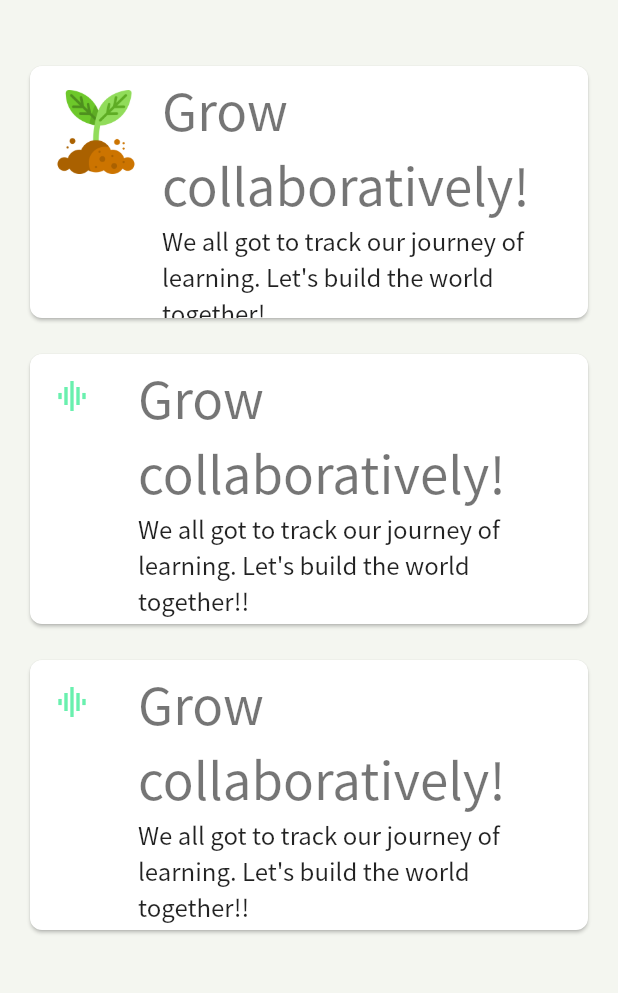
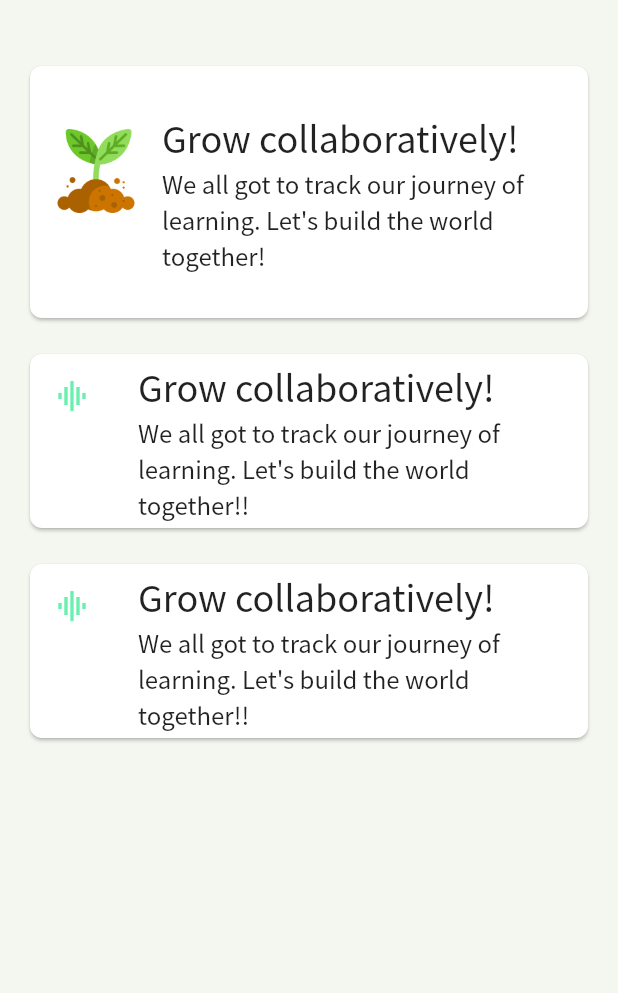
Before and after one commit to aliakbark/flutter_consciousness, a Flutter app: the Dashboard screen opened directly, on a phone screen of 412 x 824 dp, the part 201-1194 px from its top. Run offline on Flutter 3.47's test engine with Material 2 defaults, Android fonts, the phone set to English and light mode, and no system bars; drawn by our look-alikes of carousel_slider; our stand-ins replace bottom_navy_bar, cloud_firestore, community_material_icon, dio, firebase_auth, rxdart and 3 more; missing offline and left inert: country_pickers; accounts and stored records are empty.

Commit message:
dashboard

```diff
--- a/lib/src/ui/screens/dashboard/dashboard.dart
+++ b/lib/src/ui/screens/dashboard/dashboard.dart
@@ -80,7 +80,7 @@ class _DashboardSate extends State<Dashboard> {
                               ),
                               title: Text(
                                 "Grow collaboratively!",
-                                style: Theme.of(context).textTheme.display1,
+                                style: Theme.of(context).textTheme.headline,
                               ),
                               subtitle: Text(
                                 "We all got to track our journey of learning. Let's build the world together!!",
@@ -132,7 +132,7 @@ class _DashboardSate extends State<Dashboard> {
                               image: AssetImage("assets/images/sprout.png")),
                           title: Text(
                             "Grow collaboratively!",
-                            style: Theme.of(context).textTheme.display1,
+                            style: Theme.of(context).textTheme.headline,
                           ),
                           subtitle: Text(
                             "We all got to track our journey of learning. Let's build the world together!",
```
